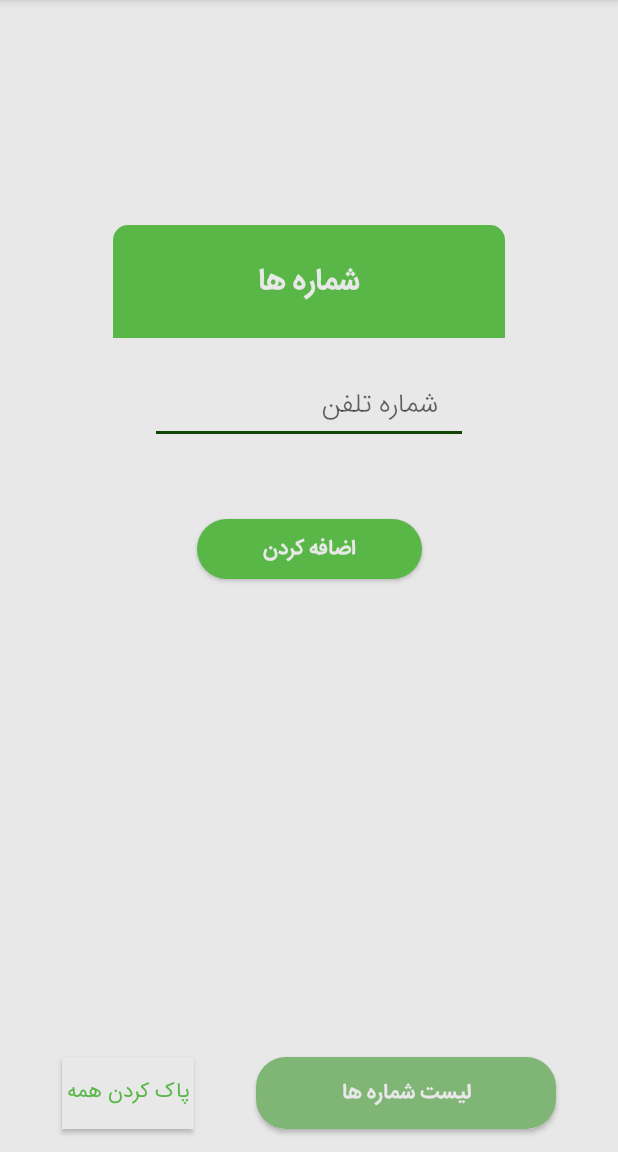
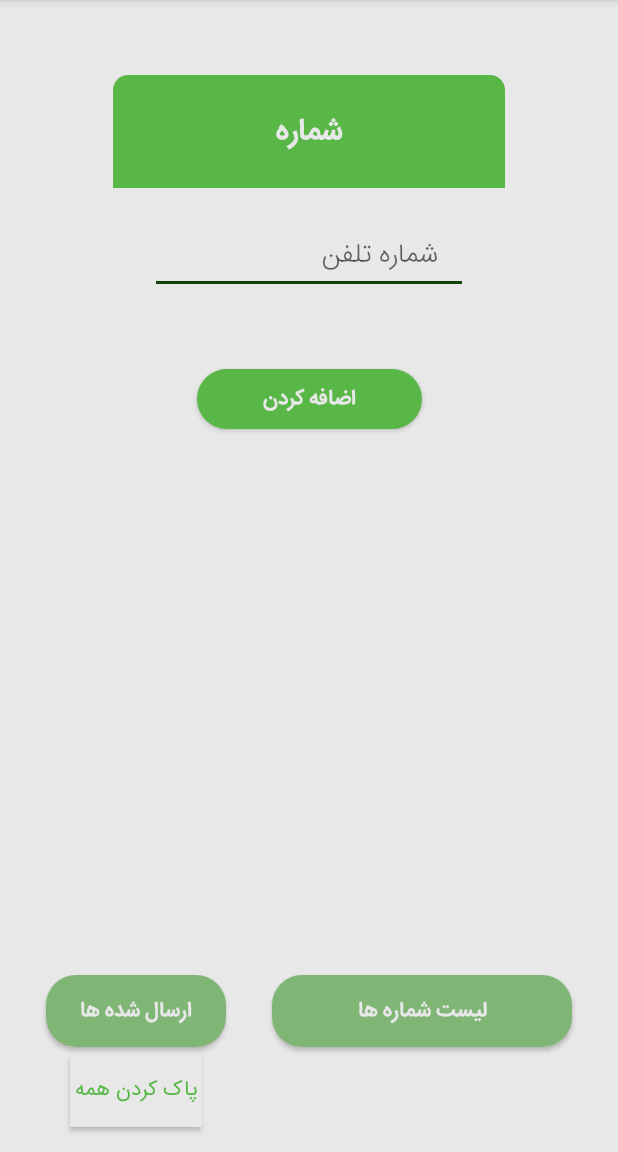
Before and after one commit to HosseinMirzaei47/Distinct-Numbers, an Android app: the screen it shows after launch (MainActivity), after a tap on "اضافه کردن", on a phone screen of 412 x 824 dp, the part 84-1236 px from its top. Run offline under Robolectric (Android 15) with nearby library versions, the phone set to English and light mode, and no system bars.

Commit message:
All numbers are now divided into 2 lists of "sent" and "unsent" lists.

```diff
--- a/app/src/main/AndroidManifest.xml
+++ b/app/src/main/AndroidManifest.xml
@@ -19,6 +19,7 @@
             </intent-filter>
         </activity>
         <activity android:name=".ListActivity" />
+        <activity android:name=".SentNumbersActivity" />
     </application>
 
 </manifest>
--- a/app/src/main/java/com/example/hossein/distinctnumbers/MainActivity.java
+++ b/app/src/main/java/com/example/hossein/distinctnumbers/MainActivity.java
@@ -22,6 +22,7 @@ public class MainActivity extends AppCompatActivity {
     private Button addNumber;
     private Button clearData;
     private Button numbersList;
+    private Button sentNumbersList;
     private EditText numberET;
 
     private ArrayList<String> numbers = new ArrayList<>();
@@ -47,6 +48,7 @@ public class MainActivity extends AppCompatActivity {
     }
 
     private void showList() {
+
         numbersList.setOnClickListener(new View.OnClickListener() {
             @Override
             public void onClick(View view) {
@@ -58,6 +60,17 @@ public class MainActivity extends AppCompatActivity {
 
             }
         });
+
+        sentNumbersList.setOnClickListener(new View.OnClickListener() {
+            @Override
+            public void onClick(View view) {
+
+                Intent intent = new Intent(MainActivity.this, SentNumbersActivity.class);
+                MainActivity.this.startActivity(intent);
+
+            }
+        });
+
     }
 
     private void addToList() {
@@ -70,12 +83,23 @@ public class MainActivity extends AppCompatActivity {
 
                 if (!numbers.contains(phoneNumber) && !phoneNumber.equals("")) {
 
-                    if (isIrancell(phoneNumber))
+                    if (isIrancell(phoneNumber)) {
                         numbers.add(numbers.size(), phoneNumber);
-                    else
-                        numbers.add(phoneNumber);
+                        Log.i("jalil", "if");
+                    } else {
+                        Log.i("jalil", "else");
+                        numbers.add(0, phoneNumber);
+                    }
 
                 }
+
+                MyPreferenceManager.getInstance(MainActivity.this).putNumbers(numbers);
+
+                for (String elm :
+                        numbers) {
+                    Log.i("jalil", elm);
+                }
+                Log.e("jalil", "__________________________________________");
 
                 numberET.setText("");
 
@@ -86,7 +110,7 @@ public class MainActivity extends AppCompatActivity {
 
     private boolean isIrancell(String string) {
 
-        if (string.substring(0, 3).equals("090") || string.substring(0, 3).equals("093"))
+        if (string.startsWith("090") || string.startsWith("093"))
             return true;
         else
             return false;
@@ -153,6 +177,7 @@ public class MainActivity extends AppCompatActivity {
 
         addNumber = findViewById(R.id.addNumber);
         numbersList = findViewById(R.id.numbersList);
+        sentNumbersList = findViewById(R.id.sentList);
         clearData = findViewById(R.id.clearData);
         numberET = findViewById(R.id.editText);
 
--- a/app/src/main/java/com/example/hossein/distinctnumbers/IntegerArrayModel.java
+++ b/app/src/main/java/com/example/hossein/distinctnumbers/Models/IntegerArrayModel.java
@@ -1,4 +1,4 @@
-package com.example.hossein.distinctnumbers;
+package com.example.hossein.distinctnumbers.Models;
 
 import java.util.ArrayList;
 
--- a/app/src/main/java/com/example/hossein/distinctnumbers/StringArrayModel.java
+++ b/app/src/main/java/com/example/hossein/distinctnumbers/Models/StringArrayModel.java
@@ -1,4 +1,4 @@
-package com.example.hossein.distinctnumbers;
+package com.example.hossein.distinctnumbers.Models;
 
 import java.util.ArrayList;
 
--- a/app/src/main/res/layout/activity_main.xml
+++ b/app/src/main/res/layout/activity_main.xml
@@ -12,7 +12,7 @@
         android:layout_width="match_parent"
         android:layout_height="75dp"
         android:layout_marginStart="75dp"
-        android:layout_marginTop="150dp"
+        android:layout_marginTop="50dp"
         android:layout_marginEnd="75dp"
         android:background="@drawable/title_back"
         app:layout_constraintLeft_toLeftOf="parent"
@@ -23,7 +23,7 @@
         android:layout_width="wrap_content"
         android:layout_height="wrap_content"
         android:fontFamily="@font/sans_bold"
-        android:text="شماره ها"
+        android:text="شماره"
         android:textColor="@color/global"
         android:textSize="20sp"
         android:textStyle="bold"
@@ -67,26 +67,40 @@
         android:id="@+id/numbersList"
         android:layout_width="200dp"
         android:layout_height="wrap_content"
-        android:layout_marginBottom="15dp"
+        android:layout_marginBottom="70dp"
         android:background="@drawable/prior_button"
         android:fontFamily="@font/sans_bold"
         android:text="لیست شماره ها"
         android:textColor="@color/global"
         app:layout_constraintBottom_toBottomOf="parent"
-        app:layout_constraintLeft_toRightOf="@+id/clearData"
+        app:layout_constraintLeft_toRightOf="@+id/sentList"
         app:layout_constraintRight_toRightOf="parent" />
+
+    <Button
+        android:id="@+id/sentList"
+        android:layout_width="120dp"
+        android:layout_height="wrap_content"
+        android:layout_marginBottom="70dp"
+        android:background="@drawable/prior_button"
+        android:fontFamily="@font/sans_bold"
+        android:text="ارسال شده ها"
+        android:textColor="@color/global"
+        app:layout_constraintBottom_toBottomOf="parent"
+        app:layout_constraintLeft_toLeftOf="parent"
+        app:layout_constraintRight_toLeftOf="@+id/numbersList" />
 
     <Button
         android:id="@+id/clearData"
         android:layout_width="wrap_content"
         android:layout_height="wrap_content"
-        android:layout_marginBottom="15dp"
+        android:layout_marginTop="5dp"
+        android:layout_marginBottom="50dp"
         android:background="@color/global"
         android:fontFamily="@font/sans_normal"
         android:text="پاک کردن همه"
         android:textColor="@color/green"
-        app:layout_constraintBottom_toBottomOf="parent"
-        app:layout_constraintLeft_toLeftOf="parent"
-        app:layout_constraintRight_toLeftOf="@+id/numbersList" />
+        app:layout_constraintLeft_toLeftOf="@+id/sentList"
+        app:layout_constraintRight_toRightOf="@+id/sentList"
+        app:layout_constraintTop_toBottomOf="@+id/sentList" />
 
 </android.support.constraint.ConstraintLayout>
--- a/app/src/main/res/layout/template_number_row.xml
+++ b/app/src/main/res/layout/template_number_row.xml
@@ -16,8 +16,9 @@
             android:layout_width="match_parent"
             android:layout_height="wrap_content"
             android:fontFamily="@font/sans_bold"
+            android:gravity="center"
             android:padding="5dp"
-            android:textColor="@color/colorAccent"
+            android:textColor="@color/darkRed"
             android:textSize="20sp"
             android:textStyle="bold"
             app:layout_constraintBottom_toBottomOf="parent"
```
Also changed, not shown: app/src/main/java/com/example/hossein/distinctnumbers/ListActivity.java (+22 -8 lines), app/src/main/java/com/example/hossein/distinctnumbers/MyPreferenceManager.java (+7 -5 lines), app/src/main/java/com/example/hossein/distinctnumbers/NumbersAdapter.java (+5 -4 lines), app/src/main/java/com/example/hossein/distinctnumbers/SentNumbersActivity.java (added, +45 -0 lines), app/src/main/res/layout/activity_list.xml (+16 -0 lines).
